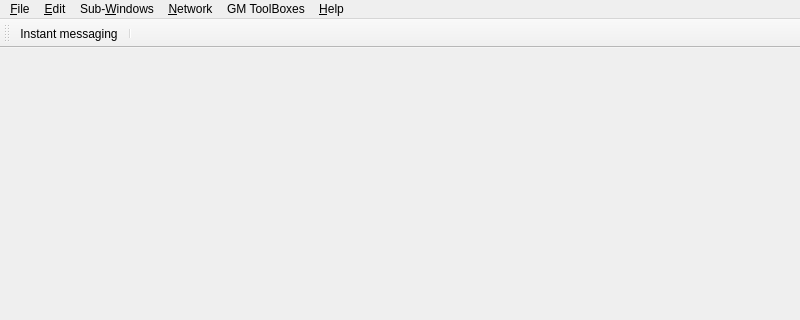
Rolisteam/rolisteam, file client/mainwindow.ui: the form before one commit; both pictures show x 0 to 800 and y 0 to 320 of the 800 by 600 pixel window.
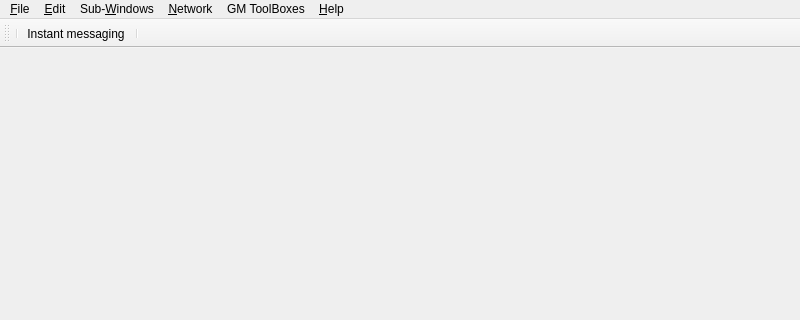
The form after the commit. Icons and pictures are not drawn.

Commit message: [client] add undo/redo on toolbar.

```diff
--- a/client/mainwindow.ui
+++ b/client/mainwindow.ui
@@ -158,6 +158,7 @@
    <attribute name="toolBarBreak">
     <bool>false</bool>
    </attribute>
+   <addaction name="separator"/>
    <addaction name="m_showChatAct"/>
    <addaction name="separator"/>
   </widget>
```
The commit also changes 1 other file.
